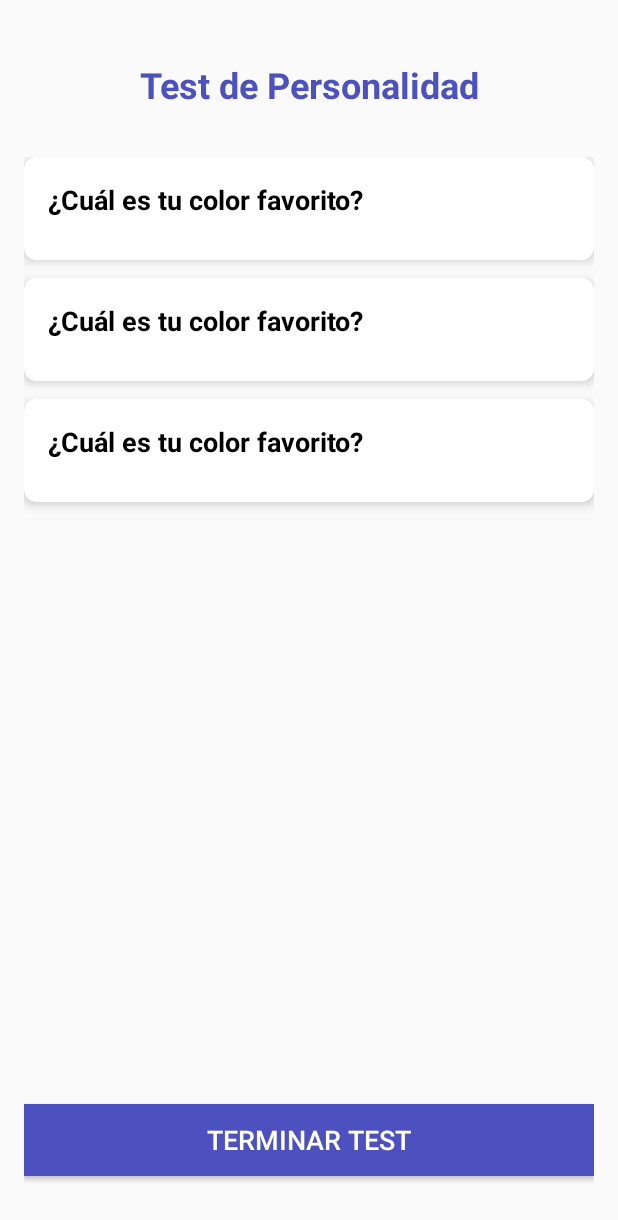
After one commit to McBikan/ProyectoIHC, an Android app: the layout fragment_preguntas_test.xml on its own in the app's theme, with its tools: preview values and no code run, on a phone screen of 412 x 824 dp. The commit adds this screen. Shown: the top 1220 px of the screen. Run offline under Robolectric (Android 15) with nearby library versions, the light colour scheme and no system bars.

Commit message:
The design of the layout of questions and results was added

```diff
--- /dev/null
+++ b/app/src/main/java/com/practica/proyectoihc/ui/PreguntasTestFragment.kt
@@ -0,0 +1,6 @@
+package com.practica.proyectoihc.ui
+
+import androidx.fragment.app.Fragment
+
+class PreguntasTestFragment: Fragment() {
+}
--- /dev/null
+++ b/app/src/main/res/layout/fragment_preguntas_test.xml
@@ -0,0 +1,50 @@
+<?xml version="1.0" encoding="utf-8"?>
+<androidx.constraintlayout.widget.ConstraintLayout xmlns:android="http://schemas.android.com/apk/res/android"
+    xmlns:app="http://schemas.android.com/apk/res-auto"
+    xmlns:tools="http://schemas.android.com/tools"
+    android:layout_width="match_parent"
+    android:layout_height="match_parent"
+    android:padding="16dp"
+    tools:context=".ui.PreguntasTestFragment">
+
+    <TextView
+        android:id="@+id/tv_test_title"
+        android:layout_width="0dp"
+        android:layout_height="wrap_content"
+        android:layout_marginTop="24dp"
+        android:gravity="center"
+        android:paddingBottom="16dp"
+        android:text="Test de Personalidad"
+        android:textColor="@color/primary_blue_dark"
+        android:textSize="24sp"
+        android:textStyle="bold"
+        app:layout_constraintEnd_toEndOf="parent"
+        app:layout_constraintStart_toStartOf="parent"
+        app:layout_constraintTop_toTopOf="parent" />
+
+    <androidx.recyclerview.widget.RecyclerView
+        android:id="@+id/rv_questions"
+        android:layout_width="0dp"
+        android:layout_height="0dp"
+        android:layout_marginTop="16dp"
+        android:layout_marginBottom="16dp"
+        app:layout_constraintBottom_toTopOf="@id/btn_finish_test"
+        app:layout_constraintEnd_toEndOf="parent"
+        app:layout_constraintStart_toStartOf="parent"
+        app:layout_constraintTop_toBottomOf="@id/tv_test_title"
+        tools:listitem="@layout/item_question" />
+
+    <Button
+        android:id="@+id/btn_finish_test"
+        android:layout_width="0dp"
+        android:layout_height="wrap_content"
+        android:layout_marginBottom="24dp"
+        android:text="Terminar Test"
+        android:background="@color/primary_blue_dark"
+        android:textColor="@color/white"
+        android:textSize="18sp"
+        app:layout_constraintBottom_toBottomOf="parent"
+        app:layout_constraintEnd_toEndOf="parent"
+        app:layout_constraintStart_toStartOf="parent" />
+
+</androidx.constraintlayout.widget.ConstraintLayout>
--- /dev/null
+++ b/app/src/main/res/layout/item_question.xml
@@ -0,0 +1,41 @@
+<?xml version="1.0" encoding="utf-8"?>
+<androidx.cardview.widget.CardView
+    xmlns:android="http://schemas.android.com/apk/res/android"
+    xmlns:app="http://schemas.android.com/apk/res-auto"
+    android:layout_width="match_parent"
+    android:layout_height="wrap_content"
+    android:layout_marginBottom="12dp"
+    app:cardCornerRadius="8dp"
+    app:cardElevation="4dp">
+
+    <LinearLayout
+        android:layout_width="match_parent"
+        android:layout_height="wrap_content"
+        android:orientation="vertical"
+        android:padding="16dp">
+
+        <TextView
+            android:id="@+id/tv_question_text"
+            android:layout_width="match_parent"
+            android:layout_height="wrap_content"
+            android:text="¿Cuál es tu color favorito?"
+            android:textSize="18sp"
+            android:textStyle="bold"
+            android:textColor="@android:color/black"
+            android:layout_marginBottom="12dp"/>
+
+        <RadioGroup
+            android:id="@+id/rg_options"
+            android:layout_width="match_parent"
+            android:layout_height="wrap_content"
+            android:orientation="vertical">
+
+            <RadioButton
+                android:layout_width="match_parent"
+                android:layout_height="wrap_content"
+                android:text="Opción A"
+                android:textSize="16sp"
+                android:visibility="gone"/> </RadioGroup>
+
+    </LinearLayout>
+</androidx.cardview.widget.CardView>
```
Also changed, not shown: app/src/main/res/layout/fragment_psico.xml (+54 -8 lines), app/src/main/res/navigation/nav_graph.xml (+12 -3 lines).
